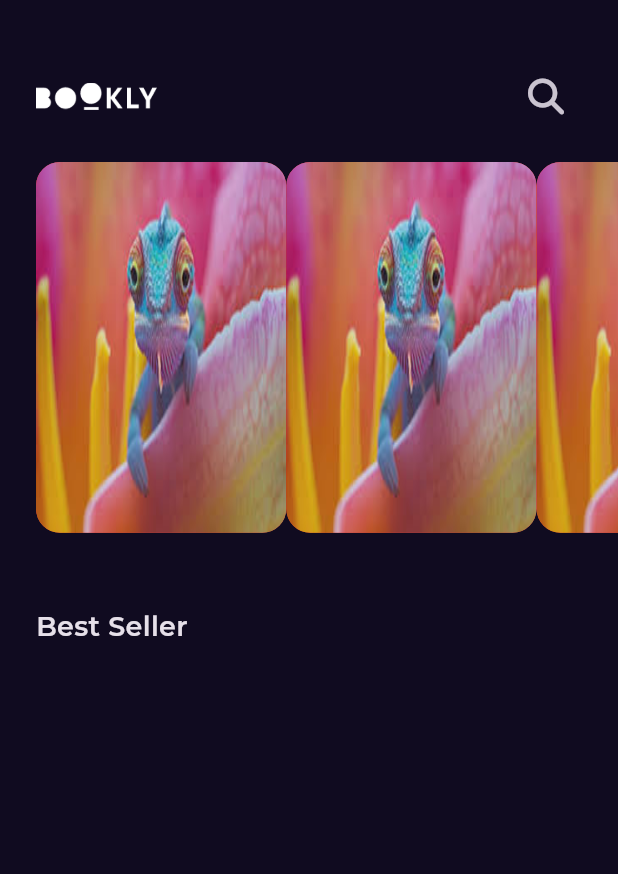
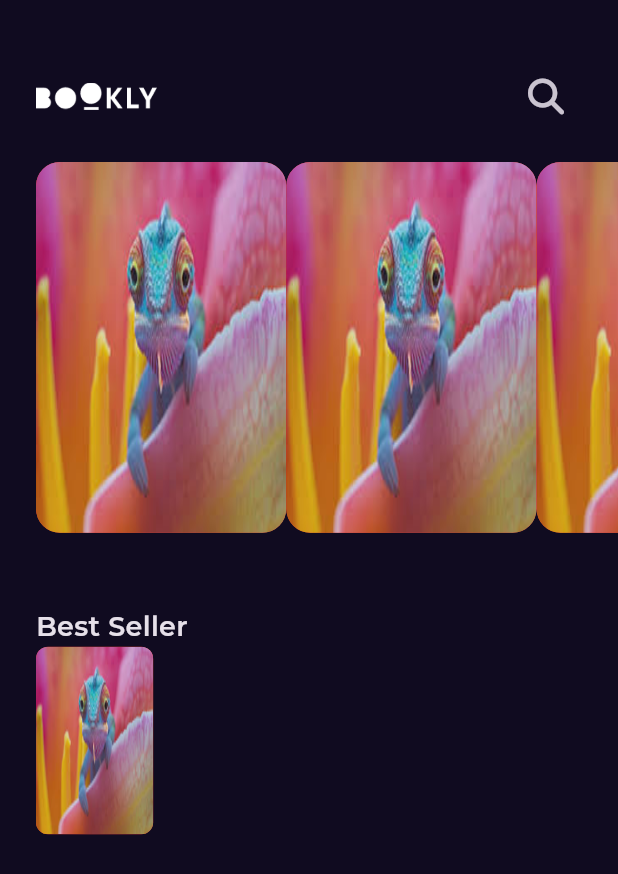
Before and after one commit to oudjoka/Booking_flutter_app, a Flutter app: the screen it shows after launch, on a phone screen of 412 x 824 dp. Shown: the top 874 px of the screen. Run offline on Flutter 3.47's test engine with Material 3 defaults, Android fonts, the phone set to English and light mode, and no system bars; our stand-ins replace font_awesome_flutter, get, google_fonts.

Commit message:
create app styles

```diff
--- a/lib/constant.dart
+++ b/lib/constant.dart
@@ -2,3 +2,4 @@ import 'dart:ui';
 
 const kPrimaryColor = Color(0xff100B20);
 const kTransitionDuration = Duration(microseconds: 250);
+const kGtSoectraFine = '';
--- a/lib/core/utils/styles.dart
+++ b/lib/core/utils/styles.dart
@@ -1,8 +1,27 @@
+import 'package:booking/constant.dart';
 import 'package:flutter/material.dart';
 
 abstract class Styles {
-  static const titleMeduim = TextStyle(
+  static const textStyle18 = TextStyle(
     fontSize: 18,
     fontWeight: FontWeight.w600,
   );
+  static const textStyle20 = TextStyle(
+    fontSize: 20,
+    fontWeight: FontWeight.normal,
+    fontFamily: kGtSoectraFine,
+  );
+  static const textStyle30 = TextStyle(
+    fontSize: 30,
+    fontWeight: FontWeight.normal,
+    fontFamily: kGtSoectraFine,
+  );
+  static const textStyle14 = TextStyle(
+    fontSize: 14,
+    fontWeight: FontWeight.normal,
+  );
+  static const textStyle16 = TextStyle(
+    fontSize: 14,
+    fontWeight: FontWeight.w500,
+  );
 }
--- a/lib/features/home/presenataion/view/widgets/home_view_body.dart
+++ b/lib/features/home/presenataion/view/widgets/home_view_body.dart
@@ -1,3 +1,4 @@
+import 'package:booking/core/utils/assets.dart';
 import 'package:booking/core/utils/styles.dart';
 import 'package:booking/features/home/presenataion/view/widgets/custom_app_bar.dart';
 import 'package:booking/features/home/presenataion/view/widgets/featured_books_list_view.dart';
@@ -16,9 +17,34 @@ class HomeViewBody extends StatelessWidget {
           CustomAppBar(),
           FeaturedBooksListView(),
           SizedBox(height: 50),
-          Text('Best Seller', style: Styles.titleMeduim),
+          Text('Best Seller', style: Styles.textStyle18),
+          BestSellerListViewItem(),
         ],
       ),
     );
   }
 }
+
+class BestSellerListViewItem extends StatelessWidget {
+  const BestSellerListViewItem({super.key});
+
+  @override
+  Widget build(BuildContext context) {
+    return SizedBox(
+      height: 125,
+      child: AspectRatio(
+        aspectRatio: 2.5 / 4,
+        child: Container(
+          decoration: BoxDecoration(
+            borderRadius: BorderRadius.circular(8),
+            color: Colors.red,
+            image: DecorationImage(
+              image: AssetImage(AssetsData.testImage),
+              fit: BoxFit.fill,
+            ),
+          ),
+        ),
+      ),
+    );
+  }
+}
```
